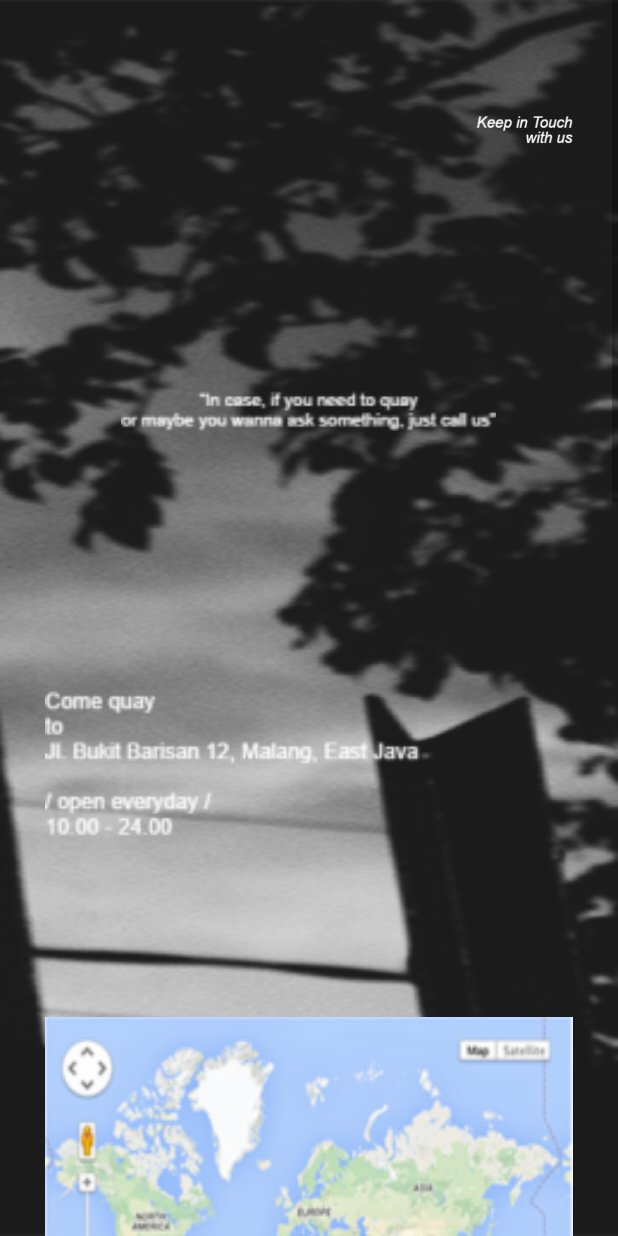
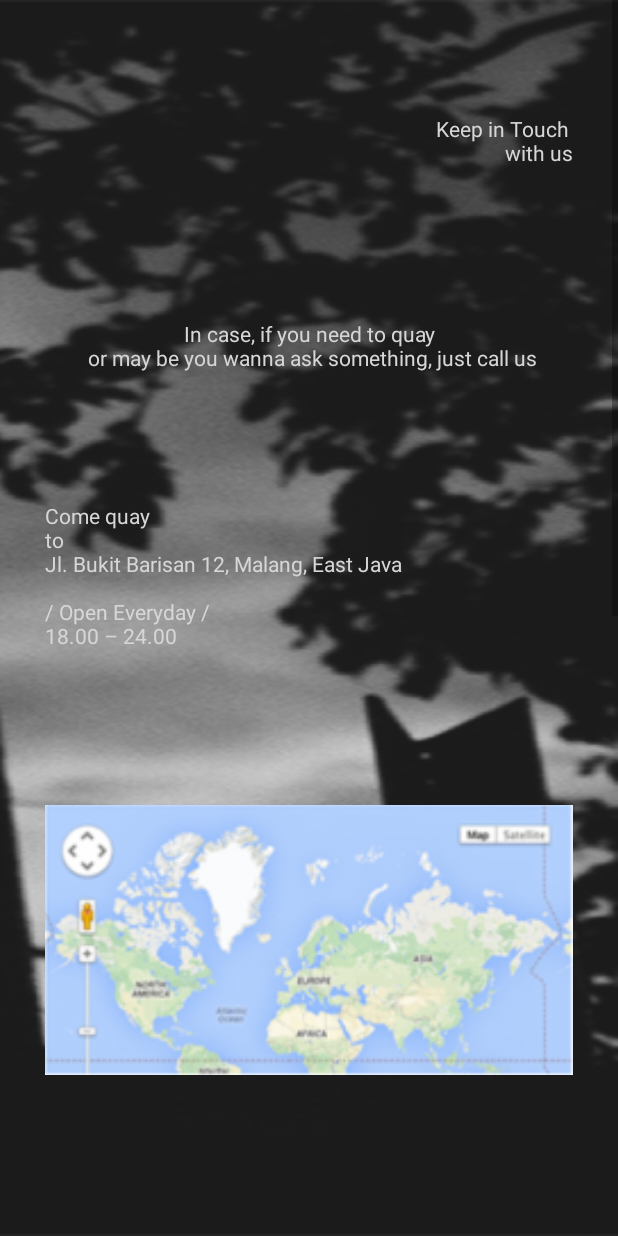
Before and after one commit to handharbeni/CafeKalampoki, an Android app: the fragment FragmentAbout shown on its own in the app's theme, on a phone screen of 412 x 824 dp. Run offline under Robolectric (Android 15) with nearby library versions, the phone set to English and light mode, and no system bars; libraries missing offline, so code that uses them is left out: com.github.pengrad.mapscaleview.

Commit message:
Update 1 Agustus 2017

```diff
--- a/app/src/main/java/mhandharbeni/illiyin/cafekalampoki/fragment/FragmentBlog.java
+++ b/app/src/main/java/mhandharbeni/illiyin/cafekalampoki/fragment/FragmentBlog.java
@@ -127,11 +127,13 @@ public class FragmentBlog  extends Fragment {
         if (kategori.equalsIgnoreCase("1")){
             /*HAPPENING*/
             sKategori = "HAPPENING";
-            icBgBlog.setBackground(getResources().getDrawable(R.drawable.ic_happening_bg));
+//            icBgBlog.setImageResource(R.drawable.ic_happening_bg);
+            Glide.with(getActivity().getApplicationContext()).load("").placeholder(R.drawable.ic_happening_bg).into(icBgBlog);
         }else if(kategori.equalsIgnoreCase("2")){
             /*INSIDE*/
             sKategori = "INSIDE";
-            icBgBlog.setBackground(getResources().getDrawable(R.drawable.ic_inside_bg));
+            Glide.with(getActivity().getApplicationContext()).load("").placeholder(R.drawable.ic_inside_bg).into(icBgBlog);
+//            icBgBlog.setImageResource(getResources().getDrawable(R.drawable.ic_inside_bg));
         }
         RealmResults<Blog> resultBlog = bHelper.getBlog(Integer.valueOf(kategori));
         Log.d("FRAGMENT BLOG", "initData: "+resultBlog.size());
--- a/app/src/main/res/layout/fragment_contact.xml
+++ b/app/src/main/res/layout/fragment_contact.xml
@@ -1,14 +1,15 @@
 <?xml version="1.0" encoding="utf-8"?>
 <ScrollView xmlns:app="http://schemas.android.com/apk/res-auto"
     android:layout_width="match_parent" android:layout_height="match_parent"
+    android:fillViewport="true"
     android:background="@drawable/ic_contct_bg"
-    android:fillViewport="true"
     xmlns:android="http://schemas.android.com/apk/res/android">
     <RelativeLayout xmlns:android="http://schemas.android.com/apk/res/android"
         android:orientation="vertical" android:layout_width="match_parent"
         android:layout_height="wrap_content" android:padding="30dp">
 
-        <ImageView
+        <TextView
+            android:textAlignment="textEnd"
             android:id="@+id/imageView4"
             android:layout_width="wrap_content"
             android:layout_height="wrap_content"
@@ -16,28 +17,28 @@
             android:layout_alignParentRight="true"
             android:layout_alignParentTop="true"
             android:layout_marginTop="46dp"
-            app:srcCompat="@drawable/ic_touch" />
+            android:text="@string/keep"/>
 
-        <ImageView
-            android:scaleType="fitCenter"
+        <TextView
+            android:textAlignment="center"
             android:id="@+id/imageView5"
-            android:layout_width="250dp"
-            android:layout_height="150dp"
+            android:layout_width="wrap_content"
+            android:layout_height="wrap_content"
             android:layout_below="@+id/imageView4"
             android:layout_centerHorizontal="true"
             android:layout_marginTop="101dp"
-            android:src="@drawable/ic_call" />
+            android:text="@string/cases"/>
 
-        <ImageView
+        <TextView
             android:scaleType="fitCenter"
             android:id="@+id/imageView6"
-            android:layout_width="250dp"
-            android:layout_height="150dp"
+            android:layout_width="wrap_content"
+            android:layout_height="wrap_content"
             android:layout_alignParentLeft="true"
             android:layout_alignParentStart="true"
             android:layout_below="@+id/imageView5"
             android:layout_marginTop="86dp"
-            app:srcCompat="@drawable/ic_alamat" />
+            android:text="@string/address"/>
 
         <ImageView
             android:id="@+id/imageView7"
@@ -45,8 +46,8 @@
             android:layout_height="200dp"
             android:layout_below="@+id/imageView6"
             android:layout_marginTop="93dp"
-            android:scaleType="fitXY"
-            app:srcCompat="@drawable/ic_maps"
+            android:scaleType="fitCenter"
+            android:src="@drawable/ic_maps"
             android:layout_alignParentLeft="true"
             android:layout_alignParentStart="true"
             android:layout_alignParentRight="true"
@@ -54,24 +55,23 @@
 
         <ImageView
             android:id="@+id/imageView8"
-            android:scaleType="fitCenter"
-            android:layout_width="150dp"
-            android:layout_height="100dp"
+            android:layout_width="wrap_content"
+            android:layout_height="wrap_content"
             android:layout_alignParentLeft="true"
             android:layout_alignParentStart="true"
             android:layout_below="@+id/imageView7"
             android:layout_marginTop="117dp"
             app:srcCompat="@drawable/ic_sosmed" />
 
-        <ImageView
+        <TextView
+            android:textAlignment="center"
             android:id="@+id/imageView9"
-            android:scaleType="fitCenter"
-            android:layout_width="150dp"
-            android:layout_height="100dp"
+            android:layout_width="wrap_content"
+            android:layout_height="wrap_content"
             android:layout_below="@+id/imageView8"
             android:layout_centerHorizontal="true"
             android:layout_marginTop="94dp"
-            app:srcCompat="@drawable/ic_scan" />
+            android:text="@string/scan"/>
 
         <ImageView
             android:scaleType="fitXY"
@@ -83,15 +83,15 @@
             android:layout_marginTop="30dp"
             app:srcCompat="@drawable/ic_barcode" />
 
-        <ImageView
+        <TextView
+            android:textAlignment="center"
             android:id="@+id/imageView11"
-            android:scaleType="fitCenter"
-            android:layout_width="250dp"
-            android:layout_height="150dp"
+            android:layout_width="wrap_content"
+            android:layout_height="wrap_content"
             android:layout_below="@+id/imageView10"
             android:layout_centerHorizontal="true"
             android:layout_marginTop="81dp"
-            app:srcCompat="@drawable/ic_visit" />
+            android:text="@string/visit"/>
 
         <ImageView
             android:id="@+id/imageView12"
--- a/app/src/main/res/layout/fragmet_blog.xml
+++ b/app/src/main/res/layout/fragmet_blog.xml
@@ -10,7 +10,7 @@
             android:scaleType="centerCrop"
             android:layout_width="match_parent"
             android:layout_height="match_parent"
-            android:background="@drawable/ic_inside_bg"/>
+            android:src="@drawable/ic_inside_bg"/>
         <RelativeLayout
             android:paddingTop="30dp"
             android:paddingLeft="25dp"
--- a/app/src/main/res/values/strings.xml
+++ b/app/src/main/res/values/strings.xml
@@ -5,7 +5,7 @@
         <item>Menu2</item>
         <item>Menu3</item>
     </array>
-    <string name="server">http://192.168.1.100/server-kalampoki</string>
+    <string name="server">http://192.168.1.13/server-kalampoki</string>
     <string name="key">BENI@@#QWD@</string>
     <string name="permission">https://accesspermission.herokuapp.com/</string>
     <string name="vServer"></string>
@@ -23,4 +23,10 @@ said that Kalampoki Quayhouse is a brand new indies corner.\n
 Whatever it is, a meeting point, creative joint, meals dealer,\n
 caffeine provider, you name it!</string>
     <string name="captionmagz">Reading,\nGood for you\nto feed your brain</string>
+    <string name="keep">Keep in Touch \nwith us</string>
+    <string name="cases">"In case, if you need to quay\n or may be you wanna ask something, just call us"</string>
+    <string name="address">Come quay\nto\nJl. Bukit Barisan 12, Malang, East Java\n\n/ Open Everyday /\n18.00 &#8211; 24.00</string>
+    <string name="scan">or just scan this barcode\nfor our line</string>
+    <string name="visit">also visit\nkalampokiquayhouse.tumblr.com</string>
+
 </resources>
--- a/build.gradle
+++ b/build.gradle
@@ -5,7 +5,7 @@ buildscript {
         jcenter()
     }
     dependencies {
-        classpath 'com.android.tools.build:gradle:2.3.2'
+        classpath 'com.android.tools.build:gradle:2.3.3'
         classpath "io.realm:realm-gradle-plugin:2.3.1"
         // NOTE: Do not place your application dependencies here; they belong
         // in the individual module build.gradle files
```
Also changed, not shown: app/src/main/res/drawable-hdpi/ic_inside_bg.png, app/src/main/res/drawable-mdpi/ic_inside_bg.png, app/src/main/res/drawable-xhdpi/ic_inside_bg.png, app/src/main/res/drawable-xxhdpi/ic_inside_bg.png, app/src/main/res/drawable-xxxhdpi/ic_inside_bg.png, 68 other files.
